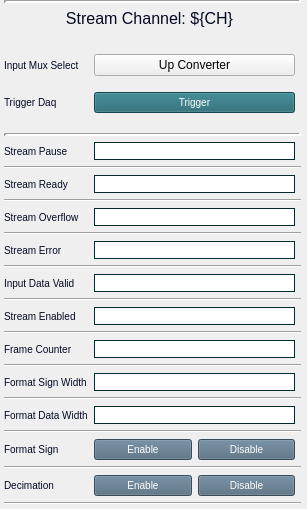
The window that individuals/up_converter_ch_stream.ui (cristinasewell/ATCA_PyDM_Screens) describes before a commit, drawn with Qt 5.
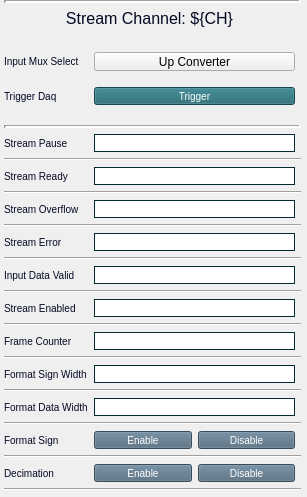
The same window after the commit. Custom widgets are drawn as their Qt base class.

Commit message: MNT - added a scroll widget for the front panels mux select

What changed in the file:
```diff
--- a/individuals/up_converter_ch_stream.ui
+++ b/individuals/up_converter_ch_stream.ui
@@ -7,15 +7,21 @@
     <x>0</x>
     <y>0</y>
     <width>307</width>
-    <height>495</height>
+    <height>497</height>
    </rect>
   </property>
   <property name="sizePolicy">
-   <sizepolicy hsizetype="MinimumExpanding" vsizetype="MinimumExpanding">
+   <sizepolicy hsizetype="Preferred" vsizetype="Fixed">
     <horstretch>0</horstretch>
     <verstretch>0</verstretch>
    </sizepolicy>
   </property>
+  <property name="minimumSize">
+   <size>
+    <width>0</width>
+    <height>497</height>
+   </size>
+  </property>
   <property name="windowTitle">
    <string>Form</string>
   </property>
```
Left out of the diff: 8 changed lines with no effect on the pictures. The commit also changes 6 other files.
